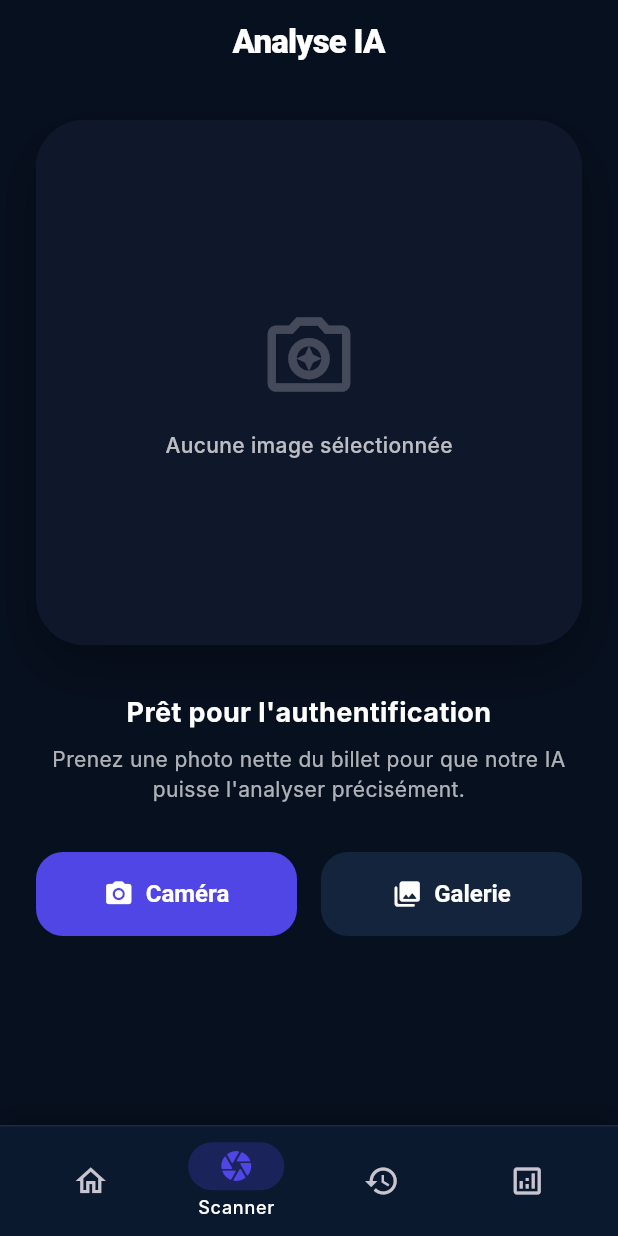
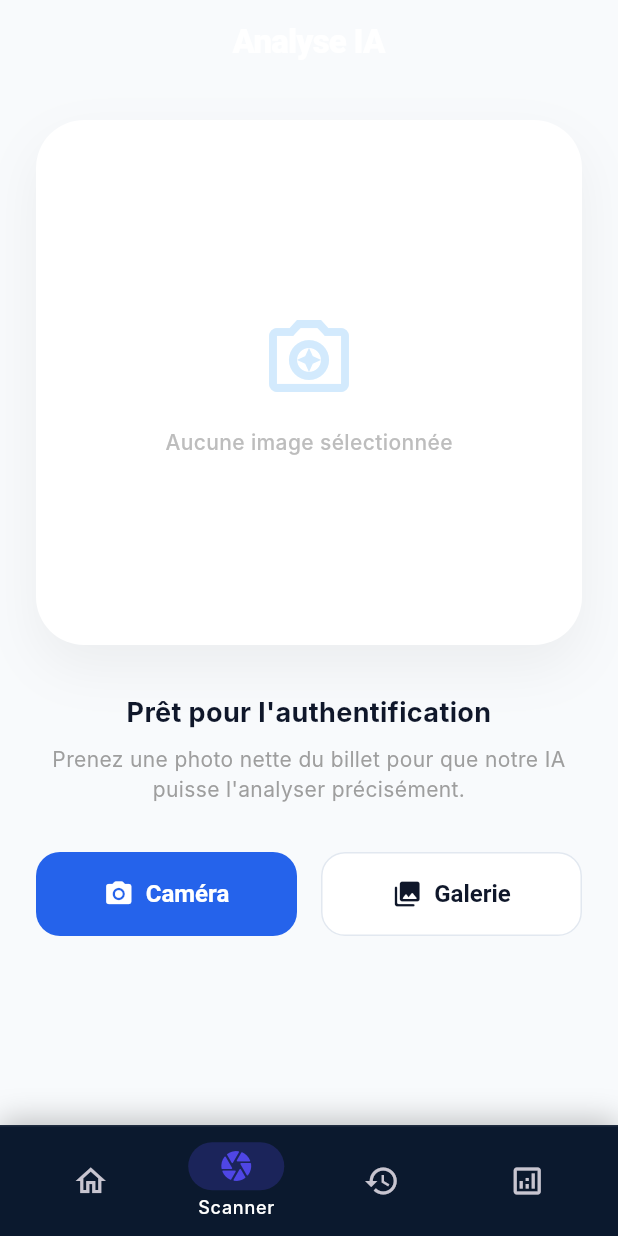
Before and after one commit to martino237-ai/projet-banknote-detector, a Flutter app: the screen it shows after launch, item 2 of the bottom bar chosen, after a tap on "Caméra", on a phone screen of 412 x 824 dp. Run offline on Flutter 3.47's test engine with Material 3 defaults, Android fonts, the phone set to English and light mode, and no system bars; our stand-ins replace image_picker, shared_preferences; network calls fail; Roboto replaces fonts that are missing (Inter).

Commit message:
mise à jour

```diff
--- a/banknote_detector/lib/screens/detection_screen.dart
+++ b/banknote_detector/lib/screens/detection_screen.dart
@@ -4,6 +4,7 @@ import 'package:flutter/material.dart';
 import 'package:image_picker/image_picker.dart';
 import 'package:provider/provider.dart';
 import '../services/api_service.dart';
+import '../services/history_service.dart';
 import '../models/detection_result.dart';
 
 class DetectionScreen extends StatefulWidget {
@@ -37,6 +38,9 @@ class _DetectionScreenState extends State<DetectionScreen> {
 
         final apiService = Provider.of<ApiService>(context, listen: false);
         final result = await apiService.detectImage(image);
+        if (result != null) {
+          Provider.of<HistoryService>(context, listen: false).addResult(result);
+        }
 
         if (mounted) {
           setState(() {
@@ -49,7 +53,7 @@ class _DetectionScreenState extends State<DetectionScreen> {
       if (mounted) {
         setState(() => _isProcessing = false);
         ScaffoldMessenger.of(context).showSnackBar(
-          SnackBar(content: Text('Erreur : $e'), backgroundColor: Colors.redAccent),
+          SnackBar(content: Text('Erreur : $e'), backgroundColor: Colors.red),
         );
       }
     }
@@ -58,11 +62,9 @@ class _DetectionScreenState extends State<DetectionScreen> {
   @override
   Widget build(BuildContext context) {
     return Scaffold(
-      backgroundColor: const Color(0xFF07101F),
+      backgroundColor: const Color(0xFFF8FAFC),
       appBar: AppBar(
         title: const Text('Analyse IA'),
-        backgroundColor: Colors.transparent,
-        elevation: 0,
       ),
       body: SingleChildScrollView(
         physics: const BouncingScrollPhysics(),
@@ -89,11 +91,11 @@ class _DetectionScreenState extends State<DetectionScreen> {
     return Container(
       height: 350,
       decoration: BoxDecoration(
-        color: const Color(0xFF0F172A),
+        color: Colors.white,
         borderRadius: BorderRadius.circular(32),
         boxShadow: [
           BoxShadow(
-            color: Colors.black.withOpacity(0.28),
+            color: Colors.black.withOpacity(0.05),
             blurRadius: 30,
             offset: const Offset(0, 15),
           ),
@@ -114,27 +116,24 @@ class _DetectionScreenState extends State<DetectionScreen> {
                     child: GestureDetector(
                       onTap: () => setState(() => _selectedImage = null),
                       child: Container(
-                        padding: const EdgeInsets.all(10),
-                        decoration: BoxDecoration(color: Colors.black.withOpacity(0.44), shape: BoxShape.circle),
+                        padding: const EdgeInsets.all(8),
+                        decoration: const BoxDecoration(color: Colors.black26, shape: BoxShape.circle),
                         child: const Icon(Icons.close, color: Colors.white, size: 20),
                       ),
                     ),
                   ),
                 ],
               )
-            : Container(
-                color: const Color(0xFF0F172A),
-                child: Column(
+            : Column(
                 mainAxisAlignment: MainAxisAlignment.center,
                 children: [
-                    Icon(Icons.camera_enhance_outlined, size: 66, color: Colors.white.withOpacity(0.22)),
-                    const SizedBox(height: 18),
+                  Icon(Icons.camera_enhance_outlined, size: 64, color: Colors.blue.withOpacity(0.2)),
+                  const SizedBox(height: 16),
                   Text(
                     'Aucune image sélectionnée',
-                      style: TextStyle(color: Colors.white.withOpacity(0.72), fontWeight: FontWeight.w500),
+                    style: TextStyle(color: Colors.grey.shade400, fontWeight: FontWeight.w500),
                   ),
                 ],
-                ),
               ),
       ),
     );
@@ -146,13 +145,13 @@ class _DetectionScreenState extends State<DetectionScreen> {
         const Text(
           'Prêt pour l\'authentification',
           textAlign: TextAlign.center,
-          style: TextStyle(fontSize: 18, fontWeight: FontWeight.bold, color: Colors.white),
+          style: TextStyle(fontSize: 18, fontWeight: FontWeight.bold, color: Color(0xFF0F172A)),
         ),
         const SizedBox(height: 8),
         Text(
           'Prenez une photo nette du billet pour que notre IA puisse l\'analyser précisément.',
           textAlign: TextAlign.center,
-          style: TextStyle(color: Colors.white.withOpacity(0.68), fontSize: 14),
+          style: TextStyle(color: Colors.grey.shade500, fontSize: 14),
         ),
       ],
     );
@@ -161,11 +160,11 @@ class _DetectionScreenState extends State<DetectionScreen> {
   Widget _buildLoadingState() {
     return Column(
       children: [
-        const CircularProgressIndicator(strokeWidth: 3, color: Color(0xFF4F46E5)),
+        const CircularProgressIndicator(strokeWidth: 3),
         const SizedBox(height: 20),
-        const Text(
+        Text(
           'Traitement par le réseau neuronal...',
-          style: TextStyle(color: Color(0xFF4F46E5), fontWeight: FontWeight.bold),
+          style: TextStyle(color: Colors.blue.shade700, fontWeight: FontWeight.bold),
         ),
       ],
     );
@@ -173,27 +172,24 @@ class _DetectionScreenState extends State<DetectionScreen> {
 
   Widget _buildResultSection(DetectionResult result) {
     final bool isAuthentic = result.isAuthentic;
-    final themeColor = isAuthentic ? const Color(0xFF22C55E) : const Color(0xFFEF4444);
+    final themeColor = isAuthentic ? const Color(0xFF10B981) : const Color(0xFFEF4444);
 
     return Container(
       padding: const EdgeInsets.all(24),
       decoration: BoxDecoration(
-        color: const Color(0xFF0F172A),
+        color: Colors.white,
         borderRadius: BorderRadius.circular(24),
-        border: Border.all(color: themeColor.withOpacity(0.18), width: 1.5),
-        boxShadow: [
-          BoxShadow(color: Colors.black.withOpacity(0.18), blurRadius: 20, offset: const Offset(0, 10)),
-        ],
+        border: Border.all(color: themeColor.withOpacity(0.2), width: 2),
       ),
       child: Column(
         children: [
-          Icon(isAuthentic ? Icons.check_circle_rounded : Icons.warning_rounded, color: themeColor, size: 52),
+          Icon(isAuthentic ? Icons.check_circle_rounded : Icons.warning_rounded, color: themeColor, size: 48),
           const SizedBox(height: 16),
           Text(
             isAuthentic ? 'BILLET AUTHENTIQUE' : 'BILLET SUSPECT',
             style: TextStyle(color: themeColor, fontWeight: FontWeight.w900, fontSize: 20),
           ),
-          const Divider(height: 32, color: Colors.white12),
+          const Divider(height: 32),
           _buildResultRow('Valeur', '${result.currency} ${result.denomination}'),
           _buildResultRow('Confiance', '${(result.confidence * 100).toStringAsFixed(1)}%'),
           const SizedBox(height: 16),
@@ -202,7 +198,7 @@ class _DetectionScreenState extends State<DetectionScreen> {
             child: LinearProgressIndicator(
               value: result.confidence,
               minHeight: 8,
-              backgroundColor: themeColor.withOpacity(0.18),
+              backgroundColor: themeColor.withOpacity(0.1),
               valueColor: AlwaysStoppedAnimation(themeColor),
             ),
           ),
@@ -213,12 +209,12 @@ class _DetectionScreenState extends State<DetectionScreen> {
 
   Widget _buildResultRow(String label, String value) {
     return Padding(
-      padding: const EdgeInsets.symmetric(vertical: 6.0),
+      padding: const EdgeInsets.symmetric(vertical: 4.0),
       child: Row(
         mainAxisAlignment: MainAxisAlignment.spaceBetween,
         children: [
-          Text(label, style: TextStyle(color: Colors.white.withOpacity(0.68), fontWeight: FontWeight.w500)),
-          Text(value, style: const TextStyle(fontWeight: FontWeight.bold, fontSize: 16, color: Colors.white)),
+          Text(label, style: const TextStyle(color: Colors.grey, fontWeight: FontWeight.w500)),
+          Text(value, style: const TextStyle(fontWeight: FontWeight.bold, fontSize: 16)),
         ],
       ),
     );
@@ -252,12 +248,12 @@ class _DetectionScreenState extends State<DetectionScreen> {
     return ElevatedButton.icon(
       onPressed: onPressed,
       icon: Icon(icon, size: 20),
-      label: Text(label, style: const TextStyle(fontWeight: FontWeight.bold)),
+      label: Text(label),
       style: ElevatedButton.styleFrom(
-        backgroundColor: isPrimary ? const Color(0xFF4F46E5) : const Color(0xFF14243C),
-        foregroundColor: Colors.white,
+        backgroundColor: isPrimary ? const Color(0xFF2563EB) : Colors.white,
+        foregroundColor: isPrimary ? Colors.white : const Color(0xFF0F172A),
+        side: isPrimary ? BorderSide.none : const BorderSide(color: Color(0xFFE2E8F0)),
         padding: const EdgeInsets.symmetric(vertical: 18),
-        shape: RoundedRectangleBorder(borderRadius: BorderRadius.circular(18)),
       ),
     );
   }
--- a/banknote_detector/lib/screens/history_screen.dart
+++ b/banknote_detector/lib/screens/history_screen.dart
@@ -1,6 +1,6 @@
 import 'package:flutter/material.dart';
 import 'package:provider/provider.dart';
-import '../services/api_service.dart';
+import '../services/history_service.dart';
 import '../models/detection_result.dart';
 import 'package:intl/intl.dart';
 
@@ -13,51 +13,31 @@ class HistoryScreen extends StatefulWidget {
 
 class _HistoryScreenState extends State<HistoryScreen> {
   @override
-  void initState() {
-    super.initState();
-    WidgetsBinding.instance.addPostFrameCallback((_) {
-      Provider.of<ApiService>(context, listen: false).getHistory();
-    });
-  }
+  Widget build(BuildContext context) {
+    final historyService = Provider.of<HistoryService>(context);
+    final history = historyService.history;
 
-  @override
-  Widget build(BuildContext context) {
     return Scaffold(
-      backgroundColor: const Color(0xFF07101F),
+      backgroundColor: const Color(0xFFF8FAFC),
       appBar: AppBar(
         title: const Text('Historique'),
-        elevation: 0,
-        backgroundColor: Colors.transparent,
         actions: [
           IconButton(
-            onPressed: () => Provider.of<ApiService>(context, listen: false).getHistory(),
+            onPressed: () => historyService.refreshHistory(),
             icon: const Icon(Icons.refresh_rounded, size: 22),
           ),
           const SizedBox(width: 8),
         ],
       ),
-      body: FutureBuilder<List<DetectionResult>>(
-        future: Provider.of<ApiService>(context, listen: false).getHistory(),
-        builder: (context, snapshot) {
-          if (snapshot.connectionState == ConnectionState.waiting) {
-            return const Center(child: CircularProgressIndicator(strokeWidth: 3, color: Color(0xFF4F46E5)));
-          }
-
-          final history = snapshot.data ?? [];
-
-          if (history.isEmpty) {
-            return _buildEmptyState();
-          }
-
-          return ListView.separated(
+      body: history.isEmpty
+          ? _buildEmptyState()
+          : ListView.separated(
               padding: const EdgeInsets.all(24),
               itemCount: history.length,
               separatorBuilder: (context, index) => const SizedBox(height: 16),
               itemBuilder: (context, index) {
                 final item = history[index];
                 return _buildHistoryCard(item);
-            },
-          );
               },
             ),
     );
@@ -71,24 +51,24 @@ class _HistoryScreenState extends State<HistoryScreen> {
           Container(
             padding: const EdgeInsets.all(32),
             decoration: BoxDecoration(
-              color: const Color(0xFF0F172A),
+              color: Colors.white,
               shape: BoxShape.circle,
               boxShadow: [
-                BoxShadow(color: Colors.black.withOpacity(0.18), blurRadius: 24, offset: const Offset(0, 10)),
+                BoxShadow(color: Colors.black.withOpacity(0.03), blurRadius: 20),
               ],
             ),
-            child: Icon(Icons.history_rounded, size: 64, color: Colors.white.withOpacity(0.18)),
+            child: Icon(Icons.history_rounded, size: 64, color: Colors.grey.shade200),
           ),
           const SizedBox(height: 24),
           const Text(
             'Aucun historique',
-            style: TextStyle(fontSize: 18, fontWeight: FontWeight.bold, color: Colors.white),
+            style: TextStyle(fontSize: 18, fontWeight: FontWeight.bold, color: Color(0xFF0F172A)),
           ),
           const SizedBox(height: 8),
           Text(
             'Vos analyses apparaîtront ici\nune fois effectuées.',
             textAlign: TextAlign.center,
-            style: TextStyle(color: Colors.white.withOpacity(0.68), fontSize: 14),
+            style: TextStyle(color: Colors.grey.shade500, fontSize: 14),
           ),
         ],
       ),
@@ -97,20 +77,19 @@ class _HistoryScreenState extends State<HistoryScreen> {
 
   Widget _buildHistoryCard(DetectionResult item) {
     final bool isAuthentic = item.isAuthentic;
-    final themeColor = isAuthentic ? const Color(0xFF22C55E) : const Color(0xFFEF4444);
+    final themeColor = isAuthentic ? const Color(0xFF10B981) : const Color(0xFFEF4444);
 
     return Container(
       decoration: BoxDecoration(
-        color: const Color(0xFF0F172A),
+        color: Colors.white,
         borderRadius: BorderRadius.circular(20),
         boxShadow: [
           BoxShadow(
-            color: Colors.black.withOpacity(0.22),
-            blurRadius: 22,
-            offset: const Offset(0, 10),
+            color: Colors.black.withOpacity(0.02),
+            blurRadius: 15,
+            offset: const Offset(0, 5),
           ),
         ],
-        border: Border.all(color: Colors.white.withOpacity(0.06)),
       ),
       child: ClipRRect(
         borderRadius: BorderRadius.circular(20),
@@ -129,7 +108,7 @@ class _HistoryScreenState extends State<HistoryScreen> {
                       Container(
                         padding: const EdgeInsets.all(12),
                         decoration: BoxDecoration(
-                          color: themeColor.withOpacity(0.14),
+                          color: themeColor.withOpacity(0.1),
                           borderRadius: BorderRadius.circular(14),
                         ),
                         child: Icon(
@@ -149,7 +128,7 @@ class _HistoryScreenState extends State<HistoryScreen> {
                               style: const TextStyle(
                                 fontWeight: FontWeight.bold,
                                 fontSize: 16,
-                                color: Colors.white,
+                                color: Color(0xFF0F172A),
                               ),
                             ),
                             const SizedBox(height: 4),
@@ -157,7 +136,7 @@ class _HistoryScreenState extends State<HistoryScreen> {
                               'Fiabilité : ${(item.confidence * 100).toInt()}%',
                               style: TextStyle(
                                 fontSize: 13,
-                                color: Colors.white.withOpacity(0.64),
+                                color: Colors.grey.shade500,
                                 fontWeight: FontWeight.w500,
                               ),
                             ),
@@ -173,14 +152,14 @@ class _HistoryScreenState extends State<HistoryScreen> {
                             style: const TextStyle(
                               fontSize: 13,
                               fontWeight: FontWeight.bold,
-                              color: Colors.white,
+                              color: Color(0xFF0F172A),
                             ),
                           ),
                           Text(
                             DateFormat('HH:mm').format(item.timestamp),
                             style: TextStyle(
                               fontSize: 12,
-                              color: Colors.white.withOpacity(0.55),
+                              color: Colors.grey.shade400,
                             ),
                           ),
                         ],
--- a/banknote_detector/lib/services/history_service.dart
+++ b/banknote_detector/lib/services/history_service.dart
@@ -20,22 +20,40 @@ class HistoryService extends ChangeNotifier {
 
       if (historyJson != null) {
         final List<dynamic> decoded = json.decode(historyJson);
-        // Note: Il faudra peut-être adapter DetectionResult pour inclure un mécanisme de sérialisation JSON inverse
-        // Mais pour l'instant, on gère la liste en mémoire
+        _history = decoded
+            .cast<Map<String, dynamic>>()
+            .map(DetectionResult.fromJson)
+            .toList();
+        notifyListeners();
       }
     } catch (e) {
       debugPrint('Erreur lors du chargement de l\'historique: $e');
     }
   }
 
+  Future<void> _saveHistory() async {
+    try {
+      final prefs = await SharedPreferences.getInstance();
+      final String historyJson = json.encode(_history.map((r) => r.toJson()).toList());
+      await prefs.setString(_storageKey, historyJson);
+    } catch (e) {
+      debugPrint('Erreur lors de la sauvegarde de l\'historique: $e');
+    }
+  }
+
+  Future<void> refreshHistory() async {
+    await _loadHistory();
+  }
+
   Future<void> addResult(DetectionResult result) async {
     _history.insert(0, result); // Ajouter au début
     notifyListeners();
-    // TODO: Persister dans SharedPreferences
+    await _saveHistory();
   }
 
-  void clearHistory() {
+  Future<void> clearHistory() async {
     _history.clear();
     notifyListeners();
+    await _saveHistory();
   }
 }
```
Also changed, not shown: banknote_detector/lib/models/detection_result.dart (+13 -0 lines). Lines whose indentation alone changed are shown as unchanged.
